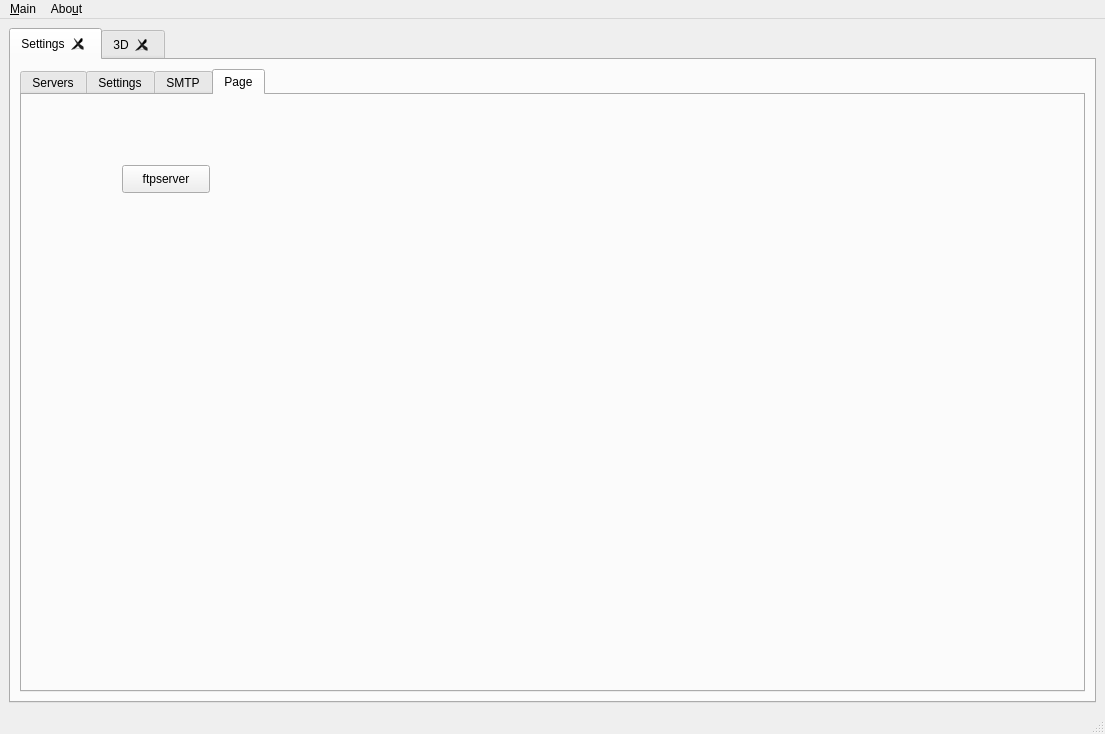
The window that mainwindow.ui (netpipe/cannachat) describes before a commit, drawn with Qt 5.
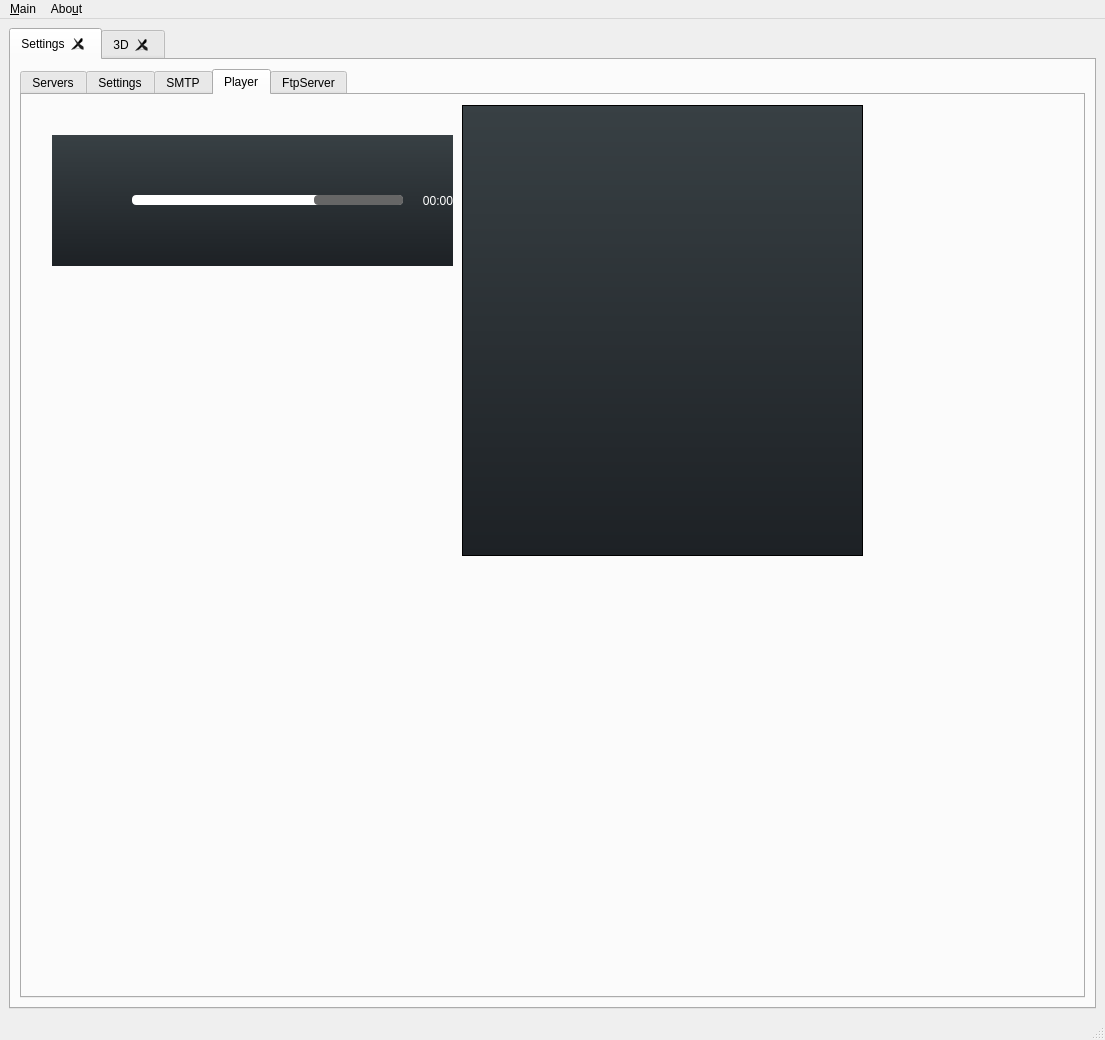
The same window after the commit. Icons and pictures are not drawn.

Diff of the .ui file:
```diff
--- a/mainwindow.ui
+++ b/mainwindow.ui
@@ -7,7 +7,7 @@
     <x>0</x>
     <y>0</y>
     <width>1105</width>
-    <height>734</height>
+    <height>1040</height>
    </rect>
   </property>
   <property name="windowTitle">
@@ -539,13 +539,461 @@
           </widget>
           <widget class="QWidget" name="tab_5">
            <attribute name="title">
-            <string>Page</string>
+            <string>Player</string>
            </attribute>
+           <widget class="QWidget" name="verticalLayoutWidget">
+            <property name="geometry">
+             <rect>
+              <x>110</x>
+              <y>40</y>
+              <width>321</width>
+              <height>79</height>
+             </rect>
+            </property>
+            <layout class="QVBoxLayout" name="verticalLayout_3">
+             <property name="spacing">
+              <number>0</number>
+             </property>
+             <property name="topMargin">
+              <number>0</number>
+             </property>
+             <item>
+              <widget class="QLabel" name="label_artist">
+               <property name="font">
+                <font>
+                 <pointsize>12</pointsize>
+                </font>
+               </property>
+               <property name="styleSheet">
+                <string notr="true">color:rgb(255,195,50)</string>
+               </property>
+               <property name="text">
+                <string/>
+               </property>
+              </widget>
+             </item>
+             <item>
+              <widget class="QLabel" name="label_title">
+               <property name="styleSheet">
+                <string notr="true">color:rgb(255, 255, 255)</string>
+               </property>
+               <property name="text">
+                <string/>
+               </property>
+              </widget>
+             </item>
+             <item>
+              <layout class="QHBoxLayout" name="horizontalLayout_4">
+               <item>
+                <widget class="QSlider" name="horizontalSlider_2">
+                 <property name="enabled">
+                  <bool>true</bool>
+                 </property>
+                 <property name="styleSheet">
+                  <string notr="true">QSlider::groove:horizontal {
+border: 0px solid #bbb;
+background: white;
+height: 10px;
+border-radius: 4px;
+}
+
+QSlider::sub-page:horizontal {
+background: qlineargradient(x1: 0, y1: 0,    x2: 0, y2: 1,
+    stop: 0 #ffc332, stop: 1 #e5af2d);
+background: qlineargradient(x1: 0, y1: 0.2, x2: 1, y2: 1,
+    stop: 0 #e5af2d, stop: 1 #ffc946);
+border: 0px solid #333;
+height: 10px;
+border-radius: 4px;
+}
+
+QSlider::add-page:horizontal {
+background: #99000000;
+border: 0px solid #777;
+height: 10px;
+border-radius: 4px;
+}
+
+QSlider::handle:horizontal {
+background: qlineargradient(x1:0, y1:0, x2:1, y2:1,
+    stop:0 #eee, stop:1 #ccc);
+border: 0px solid #777;
+width: 13px;
+margin-top: -2px;
+margin-bottom: -2px;
+border-radius: 4px;
+}
+
+QSlider::handle:horizontal:hover {
+background: qlineargradient(x1:0, y1:0, x2:1, y2:1,
+    stop:0 #fff, stop:1 #ddd);
+border: 1px solid #444;
+border-radius: 4px;
+}
+
+QSlider::sub-page:horizontal:disabled {
+background: #bbb;
+border-color: #999;
+}
+
+QSlider::add-page:horizontal:disabled {
+background: #eee;
+border-color: #999;
+}
+
+QSlider::handle:horizontal:disabled {
+background: #eee;
+border: 1px solid #aaa;
+border-radius: 4px;
+}
+</string>
+                 </property>
+                 <property name="value">
+                  <number>67</number>
+                 </property>
+                 <property name="orientation">
+                  <enum>Qt::Horizontal</enum>
+                 </property>
+                </widget>
+               </item>
+               <item>
+                <widget class="QLabel" name="label_duration_2">
+                 <property name="minimumSize">
+                  <size>
+                   <width>50</width>
+                   <height>0</height>
+                  </size>
+                 </property>
+                 <property name="maximumSize">
+                  <size>
+                   <width>50</width>
+                   <height>16777215</height>
+                  </size>
+                 </property>
+                 <property name="layoutDirection">
+                  <enum>Qt::LeftToRight</enum>
+                 </property>
+                 <property name="styleSheet">
+                  <string notr="true">color:rgb(255, 255, 255)</string>
+                 </property>
+                 <property name="text">
+                  <string>00:00</string>
+                 </property>
+                 <property name="alignment">
+                  <set>Qt::AlignRight|Qt::AlignTrailing|Qt::AlignVCenter</set>
+                 </property>
+                 <property name="margin">
+                  <number>5</number>
+                 </property>
+                </widget>
+               </item>
+              </layout>
+             </item>
+            </layout>
+           </widget>
+           <widget class="QLabel" name="label_3">
+            <property name="geometry">
+             <rect>
+              <x>30</x>
+              <y>40</y>
+              <width>81</width>
+              <height>81</height>
+             </rect>
+            </property>
+            <property name="text">
+             <string/>
+            </property>
+            <property name="pixmap">
+             <pixmap>Resource/img/freemp.png</pixmap>
+            </property>
+            <property name="scaledContents">
+             <bool>true</bool>
+            </property>
+            <property name="alignment">
+             <set>Qt::AlignCenter</set>
+            </property>
+            <property name="margin">
+             <number>5</number>
+            </property>
+           </widget>
+           <widget class="QLabel" name="label_bgr">
+            <property name="geometry">
+             <rect>
+              <x>30</x>
+              <y>40</y>
+              <width>401</width>
+              <height>131</height>
+             </rect>
+            </property>
+            <property name="styleSheet">
+             <string notr="true">background-color : qlineargradient(spread:pad, x1:0, y1:0, x2:0, y2:1, stop:0 rgba(56, 64, 68, 255), stop:1 rgba(29, 33, 37, 255))</string>
+            </property>
+            <property name="text">
+             <string/>
+            </property>
+           </widget>
+           <widget class="QWidget" name="horizontalLayoutWidget_2">
+            <property name="geometry">
+             <rect>
+              <x>30</x>
+              <y>120</y>
+              <width>401</width>
+              <height>52</height>
+             </rect>
+            </property>
+            <layout class="QHBoxLayout" name="horizontalLayout_5">
+             <item>
+              <widget class="QPushButton" name="pushButton_shuffle">
+               <property name="maximumSize">
+                <size>
+                 <width>40</width>
+                 <height>40</height>
+                </size>
+               </property>
+               <property name="text">
+                <string/>
+               </property>
+               <property name="icon">
+                <iconset>
+                 <normaloff>Resource/img/btn_shuffle_off.png</normaloff>Resource/img/btn_shuffle_off.png</iconset>
+               </property>
+               <property name="iconSize">
+                <size>
+                 <width>40</width>
+                 <height>40</height>
+                </size>
+               </property>
+               <property name="flat">
+                <bool>true</bool>
+               </property>
+              </widget>
+             </item>
+             <item>
+              <widget class="QPushButton" name="pushButton_prev">
+               <property name="maximumSize">
+                <size>
+                 <width>40</width>
+                 <height>40</height>
+                </size>
+               </property>
+               <property name="text">
+                <string/>
+               </property>
+               <property name="icon">
+                <iconset>
+                 <normaloff>Resource/img/btn_previous.png</normaloff>Resource/img/btn_previous.png</iconset>
+               </property>
+               <property name="iconSize">
+                <size>
+                 <width>40</width>
+                 <height>40</height>
+                </size>
+               </property>
+               <property name="flat">
+                <bool>true</bool>
+               </property>
+              </widget>
+             </item>
+             <item>
+              <widget class="QPushButton" name="pushButton_play">
+               <property name="maximumSize">
+                <size>
+                 <width>40</width>
+                 <height>40</height>
+                </size>
+               </property>
+               <property name="text">
+                <string/>
+               </property>
+               <property name="icon">
+                <iconset>
+                 <normaloff>Resource/img/btn_play.png</normaloff>Resource/img/btn_play.png</iconset>
+               </property>
+               <property name="iconSize">
+                <size>
+                 <width>40</width>
+                 <height>40</height>
+                </size>
+               </property>
+               <property name="flat">
+                <bool>true</bool>
+               </property>
+              </widget>
+             </item>
+             <item>
+              <widget class="QPushButton" name="pushButton_next">
+               <property name="maximumSize">
+                <size>
+                 <width>40</width>
+                 <height>40</height>
+                </size>
+               </property>
+               <property name="text">
+                <string/>
+               </property>
+               <property name="icon">
+                <iconset>
+                 <normaloff>Resource/img/btn_next.png</normaloff>Resource/img/btn_next.png</iconset>
+               </property>
+               <property name="iconSize">
+                <size>
+                 <width>40</width>
+                 <height>40</height>
+                </size>
+               </property>
+               <property name="flat">
+                <bool>true</bool>
+               </property>
+              </widget>
+             </item>
+             <item>
+              <widget class="QPushButton" name="pushButton_repeat">
+               <property name="maximumSize">
+                <size>
+                 <width>40</width>
+                 <height>40</height>
+                </size>
+               </property>
+               <property name="text">
+                <string/>
+               </property>
+               <property name="icon">
+                <iconset>
+                 <normaloff>Resource/img/btn_repeat_off.png</normaloff>Resource/img/btn_repeat_off.png</iconset>
+               </property>
+               <property name="iconSize">
+                <size>
+                 <width>40</width>
+                 <height>40</height>
+                </size>
+               </property>
+               <property name="flat">
+                <bool>true</bool>
+               </property>
+              </widget>
+             </item>
+            </layout>
+           </widget>
+           <widget class="QListView" name="listView">
+            <property name="geometry">
+             <rect>
+              <x>440</x>
+              <y>10</y>
+              <width>401</width>
+              <height>451</height>
+             </rect>
+            </property>
+            <property name="styleSheet">
+             <string notr="true">QListView {
+background-color:
+qlineargradient(spread:pad, x1:0, y1:0, x2:0, y2:1, stop:0 rgba(56, 64, 68, 255), stop:1 rgba(29, 33, 37, 255))
+}
+QScrollBar {
+     border: none;
+     background: #494949;
+     height: 6px;
+     width: 6px;
+     margin: 0px;
+}
+
+QScrollBar::handle {
+     background: #DBDBDB;
+     min-width: 20px;
+     min-height: 20px;
+}
+
+ QScrollBar::add-line,  QScrollBar::sub-line {
+     background: none;
+     border: none;
+}
+
+ QScrollBar::add-page, QScrollBar::sub-page {
+     background: none;
+}
+</string>
+            </property>
+            <property name="dragDropOverwriteMode">
+             <bool>false</bool>
+            </property>
+            <property name="dragDropMode">
+             <enum>QAbstractItemView::NoDragDrop</enum>
+            </property>
+            <property name="defaultDropAction">
+             <enum>Qt::IgnoreAction</enum>
+            </property>
+           </widget>
+           <zorder>label_bgr</zorder>
+           <zorder>verticalLayoutWidget</zorder>
+           <zorder>label_3</zorder>
+           <zorder>horizontalLayoutWidget_2</zorder>
+           <zorder>listView</zorder>
+          </widget>
+          <widget class="QWidget" name="tab_6">
+           <attribute name="title">
+            <string>FtpServer</string>
+           </attribute>
+           <widget class="QListWidget" name="listWidget">
+            <property name="geometry">
+             <rect>
+              <x>240</x>
+              <y>110</y>
+              <width>561</width>
+              <height>192</height>
+             </rect>
+            </property>
+           </widget>
+           <widget class="QWidget" name="horizontalLayoutWidget">
+            <property name="geometry">
+             <rect>
+              <x>240</x>
+              <y>330</y>
+              <width>555</width>
+              <height>41</height>
+             </rect>
+            </property>
+            <layout class="QHBoxLayout" name="horizontalLayout_2">
+             <item>
+              <widget class="QPushButton" name="SkipPrevious">
+               <property name="text">
+                <string>&lt;</string>
+               </property>
+              </widget>
+             </item>
+             <item>
+              <widget class="QPushButton" name="Play">
+               <property name="text">
+                <string>Play/Pause</string>
+               </property>
+              </widget>
+             </item>
+             <item>
+              <widget class="QPushButton" name="SavePlaylist">
+               <property name="text">
+                <string>Save Playlist</string>
+               </property>
+              </widget>
+             </item>
+             <item>
+              <widget class="QPushButton" name="LoadPlaylist">
+               <property name="text">
+                <string>Load Playlist</string>
+               </property>
+              </widget>
+             </item>
+             <item>
+              <widget class="QPushButton" name="SkipNext">
+               <property name="text">
+                <string>&gt;</string>
+               </property>
+              </widget>
+             </item>
+            </layout>
+           </widget>
            <widget class="QPushButton" name="ftpserver">
             <property name="geometry">
              <rect>
-              <x>100</x>
-              <y>70</y>
+              <x>70</x>
+              <y>40</y>
               <width>88</width>
               <height>28</height>
              </rect>
```
